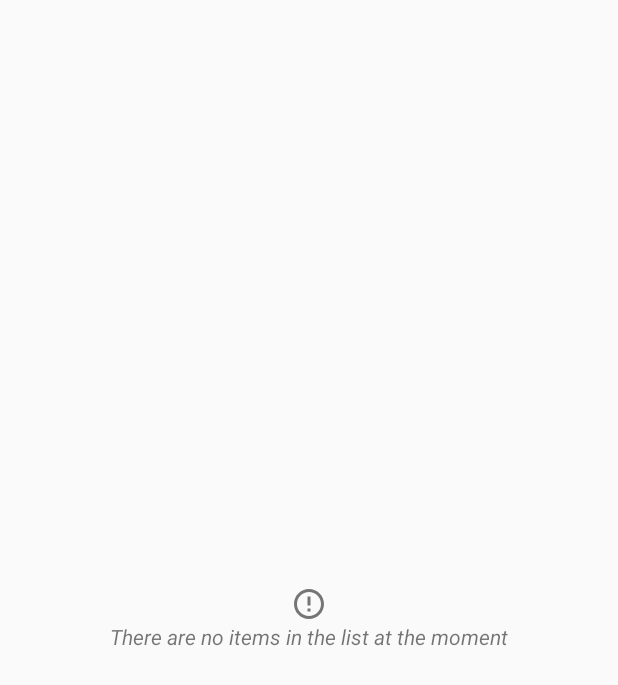
After one commit to sashaudalv/PhotoMap, an Android app: the layout layout_empty_list_hint.xml on its own in the app's theme, with its tools: preview values and no code run, on a phone screen of 412 x 824 dp. The commit adds this screen. Shown: the top 685 px of the screen. Run offline under Robolectric (Android 15) with nearby library versions, the phone set to English and light mode, and no system bars.

Commit message:
added empty list hint layout

```diff
--- a/app/src/main/java/com/alexdev/photomap/ui/favorites/FavoritesFragment.java
+++ b/app/src/main/java/com/alexdev/photomap/ui/favorites/FavoritesFragment.java
@@ -31,6 +31,8 @@ public class FavoritesFragment extends Fragment implements ReselectableFragment,
 
     @BindView(R.id.favorites_rv)
     RecyclerView mFavoritesRV;
+    @BindView(R.id.empty_list_hint)
+    ViewGroup mEmptyListHint;
     private LayoutManager mLayoutManager;
     private Adapter mAdapter;
     private List<Pair<User, Photo>> mFavoritesList;
@@ -65,12 +67,18 @@ public class FavoritesFragment extends Fragment implements ReselectableFragment,
         mFavoritesRV.setLayoutManager(mLayoutManager);
         mAdapter = new FavoritesListRVAdapter(mFavoritesList, getContext(), this);
         mFavoritesRV.setAdapter(mAdapter);
+        if (mFavoritesList.isEmpty()) showEmptyListHint();
         return view;
+    }
+
+    private void showEmptyListHint() {
+        mFavoritesRV.setVisibility(View.GONE);
+        mEmptyListHint.setVisibility(View.VISIBLE);
     }
 
     @Override
     public void onFragmentReselected() {
-        mLayoutManager.scrollToPosition(0);
+        if (!mFavoritesList.isEmpty()) mLayoutManager.scrollToPosition(0);
     }
 
     @Override
--- /dev/null
+++ b/app/src/main/res/drawable/ic_error_outline_grey_24dp.xml
@@ -0,0 +1,9 @@
+<vector xmlns:android="http://schemas.android.com/apk/res/android"
+        android:width="24dp"
+        android:height="24dp"
+        android:viewportWidth="24.0"
+        android:viewportHeight="24.0">
+    <path
+        android:fillColor="@color/colorIconGrey"
+        android:pathData="M11,15h2v2h-2zM11,7h2v6h-2zM11.99,2C6.47,2 2,6.48 2,12s4.47,10 9.99,10C17.52,22 22,17.52 22,12S17.52,2 11.99,2zM12,20c-4.42,0 -8,-3.58 -8,-8s3.58,-8 8,-8 8,3.58 8,8 -3.58,8 -8,8z"/>
+</vector>
--- a/app/src/main/res/layout/fragment_favorites.xml
+++ b/app/src/main/res/layout/fragment_favorites.xml
@@ -13,4 +13,8 @@
         android:paddingTop="4dp"
         android:scrollbars="vertical"/>
 
+    <include layout="@layout/layout_empty_list_hint"
+        android:id="@+id/empty_list_hint"
+        android:visibility="gone"/>
+
 </FrameLayout>
--- /dev/null
+++ b/app/src/main/res/layout/layout_empty_list_hint.xml
@@ -0,0 +1,24 @@
+<?xml version="1.0" encoding="utf-8"?>
+<android.support.constraint.ConstraintLayout xmlns:android="http://schemas.android.com/apk/res/android"
+    xmlns:app="http://schemas.android.com/apk/res-auto"
+    android:layout_width="match_parent"
+    android:layout_height="match_parent">
+
+    <TextView
+        android:id="@+id/textView"
+        android:layout_width="wrap_content"
+        android:layout_height="wrap_content"
+        android:layout_marginBottom="16dp"
+        android:layout_marginEnd="16dp"
+        android:layout_marginStart="16dp"
+        android:layout_marginTop="16dp"
+        android:drawableTop="@drawable/ic_error_outline_grey_24dp"
+        android:text="@string/hint_empty_list"
+        android:textAllCaps="false"
+        android:textSize="@dimen/default_text_size"
+        android:textStyle="italic"
+        app:layout_constraintBottom_toBottomOf="parent"
+        app:layout_constraintEnd_toEndOf="parent"
+        app:layout_constraintStart_toStartOf="parent"
+        app:layout_constraintTop_toTopOf="parent" />
+</android.support.constraint.ConstraintLayout>
--- a/app/src/main/res/values/colors.xml
+++ b/app/src/main/res/values/colors.xml
@@ -9,4 +9,5 @@
     <color name="colorSecondaryText">#8a000000</color>
     <color name="colorImageBackground">#F5F5F5</color>
     <color name="colorLightBlue">#03A9F4</color>
+    <color name="colorHintGrey">#757575</color>
 </resources>
--- a/app/src/main/res/values/dimens.xml
+++ b/app/src/main/res/values/dimens.xml
@@ -3,4 +3,5 @@
     <dimen name="activity_horizontal_margin">16dp</dimen>
     <dimen name="activity_vertical_margin">16dp</dimen>
     <dimen name="fab_margin">16dp</dimen>
+    <dimen name="default_text_size">14sp</dimen>
 </resources>
--- a/app/src/main/res/values/strings.xml
+++ b/app/src/main/res/values/strings.xml
@@ -19,4 +19,5 @@
     <string name="pref_default_markers_type">default_markers_type</string>
 
     <string name="hello_blank_fragment">helllo</string>
+    <string name="hint_empty_list">There are no items in the list at the moment</string>
 </resources>
```
